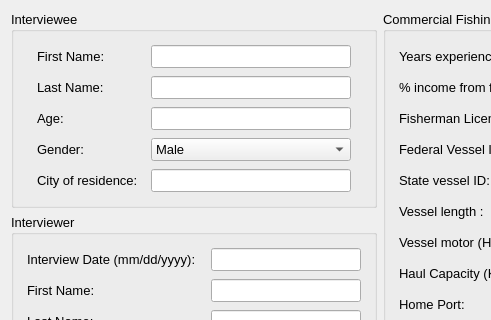
This is mlpa_southcoast/Interview/interviewstart.ui in Ecotrust/openoceanmap-desktop as Qt 5 draws it before an edit; both pictures show x 0 to 491 and y 0 to 320 of the 780 by 500 pixel window. The edited form follows.
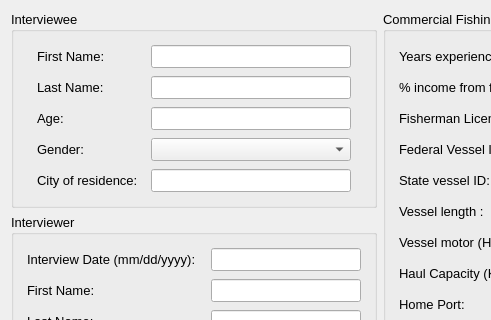
This is the edited form.

What changed in the file:
```diff
--- a/mlpa_southcoast/Interview/interviewstart.ui
+++ b/mlpa_southcoast/Interview/interviewstart.ui
@@ -229,6 +229,11 @@
                    <height>16777215</height>
                   </size>
                  </property>
+                 <item>
+                  <property name="text" >
+                   <string/>
+                  </property>
+                 </item>
                  <item>
                   <property name="text" >
                    <string>Male</string>
```
